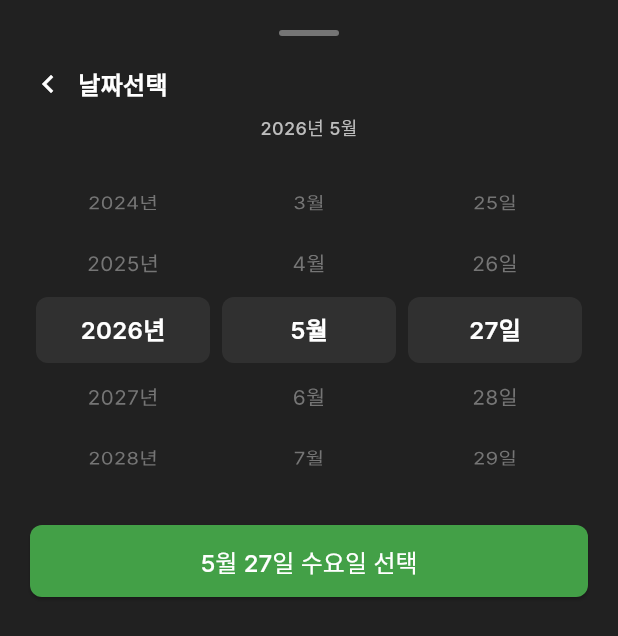
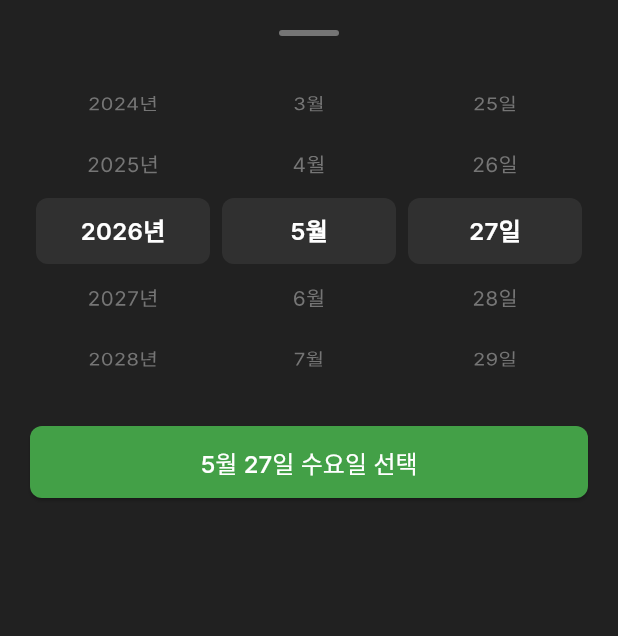
Before and after one commit to BUMDITBUL/BUMDITBUL-Mobile, a Flutter app: the _ExamDatePickerSheet widget shown alone on an empty page, opened directly, on a phone screen of 412 x 824 dp. Shown: the top 636 px of the screen. Run offline on Flutter 3.47's test engine with Material 3 defaults, Android fonts, the phone set to English and light mode, and no system bars; our stand-ins replace dio, equatable, flutter_riverpod, flutter_secure_storage, flutter_svg, go_router and 1 more; accounts and stored records are empty.

Commit message:
design: 뷰 수정

```diff
--- a/lib/core/features/main/presentation/views/subject_grade_edit_view.dart
+++ b/lib/core/features/main/presentation/views/subject_grade_edit_view.dart
@@ -88,13 +88,6 @@ class _SubjectGradeEditViewState extends State<SubjectGradeEditView> {
                         Icons.chevron_left,
                         color: BumditbulColor.white,
                         size: 22,
-                      ),
-                      const SizedBox(width: 4),
-                      Text(
-                        '뒤로가기',
-                        style: BumditbulTextStyle.bodyLarge1.copyWith(
-                          color: BumditbulColor.white,
-                        ),
                       ),
                     ],
                   ),
--- a/lib/core/features/main/presentation/widgets/exam_date_picker_sheet.dart
+++ b/lib/core/features/main/presentation/widgets/exam_date_picker_sheet.dart
@@ -113,33 +113,6 @@ class _ExamDatePickerSheetState extends State<_ExamDatePickerSheet> {
               ),
             ),
             const SizedBox(height: 20),
-            Row(
-              children: [
-                GestureDetector(
-                  onTap: () => Navigator.of(context).pop(),
-                  child: const Icon(
-                    Icons.chevron_left,
-                    color: BumditbulColor.white,
-                    size: 24,
-                  ),
-                ),
-                const SizedBox(width: 8),
-                Text(
-                  '날짜선택',
-                  style: BumditbulTextStyle.headline3.copyWith(
-                    color: BumditbulColor.white,
-                  ),
-                ),
-              ],
-            ),
-            const SizedBox(height: 8),
-            Text(
-              '$_selectedYear년 $_selectedMonth월',
-              style: BumditbulTextStyle.bodyMedium1.copyWith(
-                color: BumditbulColor.black400,
-              ),
-            ),
-            const SizedBox(height: 16),
             SizedBox(
               height: _itemExtent * _visibleCount,
               child: Row(
```
